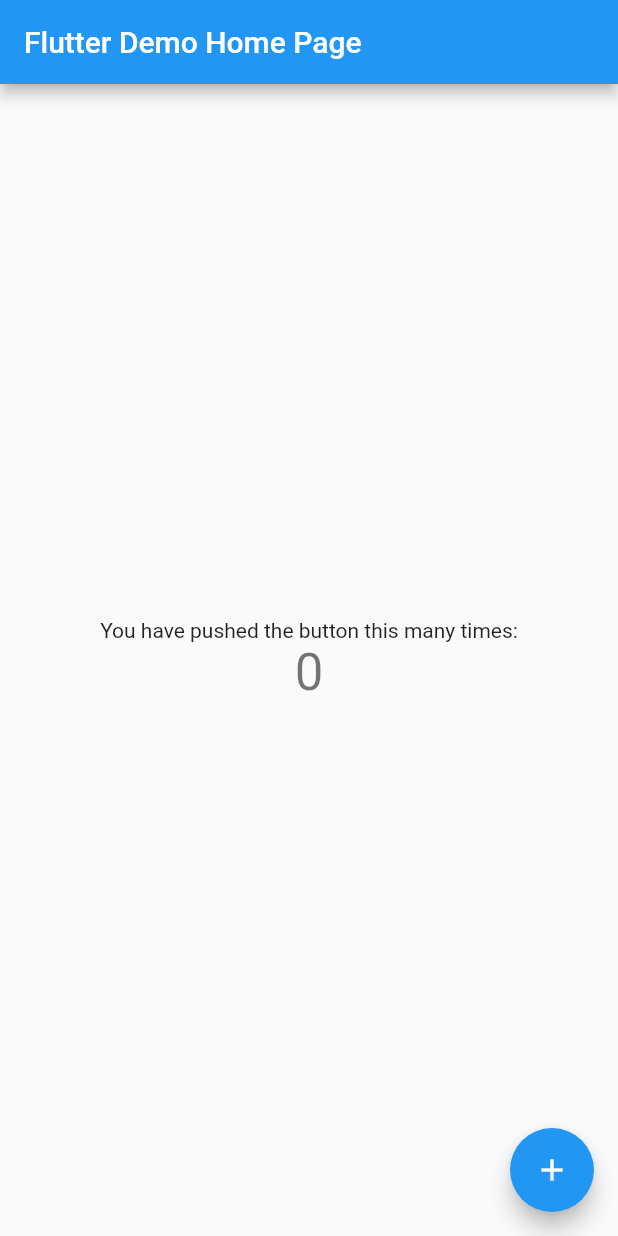
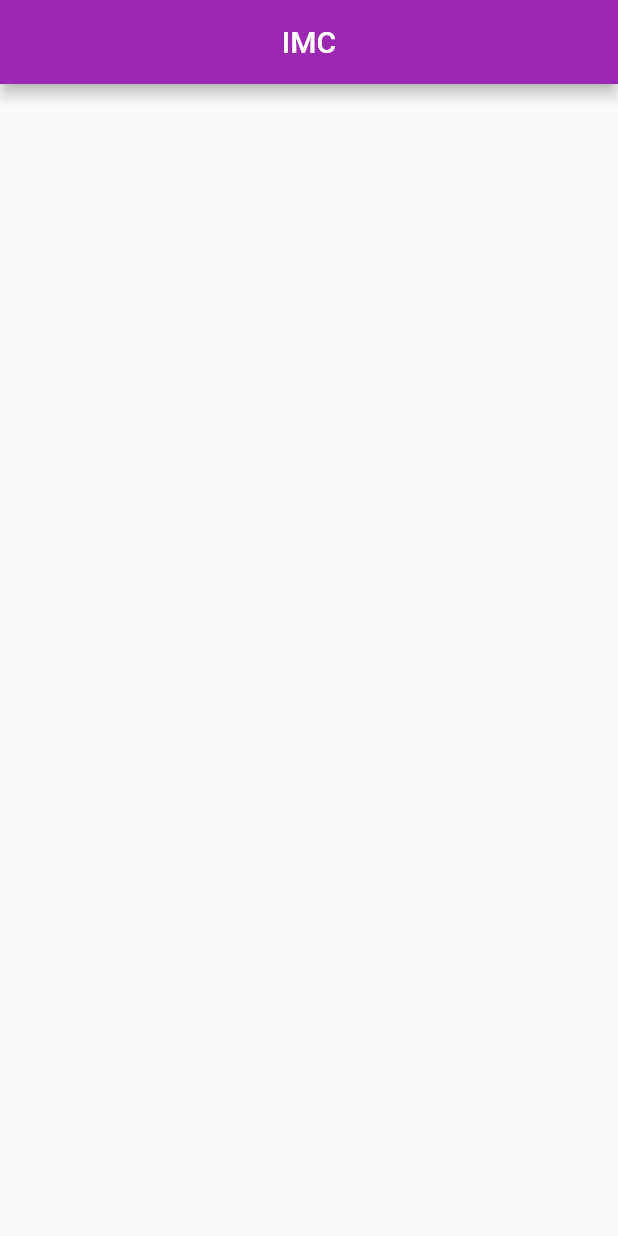
Before and after one commit to cabralpriscila/imc-app, a Flutter app: the screen it shows after launch, on a phone screen of 412 x 824 dp. Run offline on Flutter 3.47's test engine with Material 2 defaults, Android fonts, the phone set to English and light mode, and no system bars.

Commit message:
Create a header for the application

```diff
--- a/lib/main.dart
+++ b/lib/main.dart
@@ -5,113 +5,32 @@ void main() {
 }
 
 class MyApp extends StatelessWidget {
-  // This widget is the root of your application.
   @override
   Widget build(BuildContext context) {
     return MaterialApp(
-      title: 'Flutter Demo',
+      title: "IMC Application",
       theme: ThemeData(
-        // This is the theme of your application.
-        //
-        // Try running your application with "flutter run". You'll see the
-        // application has a blue toolbar. Then, without quitting the app, try
-        // changing the primarySwatch below to Colors.green and then invoke
-        // "hot reload" (press "r" in the console where you ran "flutter run",
-        // or simply save your changes to "hot reload" in a Flutter IDE).
-        // Notice that the counter didn't reset back to zero; the application
-        // is not restarted.
-        primarySwatch: Colors.blue,
-        // This makes the visual density adapt to the platform that you run
-        // the app on. For desktop platforms, the controls will be smaller and
-        // closer together (more dense) than on mobile platforms.
-        visualDensity: VisualDensity.adaptivePlatformDensity,
+        primarySwatch: Colors.purple
       ),
-      home: MyHomePage(title: 'Flutter Demo Home Page'),
+      home: Home(),
     );
   }
 }
 
-class MyHomePage extends StatefulWidget {
-  MyHomePage({Key key, this.title}) : super(key: key);
-
-  // This widget is the home page of your application. It is stateful, meaning
-  // that it has a State object (defined below) that contains fields that affect
-  // how it looks.
-
-  // This class is the configuration for the state. It holds the values (in this
-  // case the title) provided by the parent (in this case the App widget) and
-  // used by the build method of the State. Fields in a Widget subclass are
-  // always marked "final".
-
-  final String title;
-
+class Home extends StatefulWidget {
   @override
-  _MyHomePageState createState() => _MyHomePageState();
+  _HomeState createState() => _HomeState();
 }
 
-class _MyHomePageState extends State<MyHomePage> {
-  int _counter = 0;
-
-  void _incrementCounter() {
-    setState(() {
-      // This call to setState tells the Flutter framework that something has
-      // changed in this State, which causes it to rerun the build method below
-      // so that the display can reflect the updated values. If we changed
-      // _counter without calling setState(), then the build method would not be
-      // called again, and so nothing would appear to happen.
-      _counter++;
-    });
-  }
-
+class _HomeState extends State<Home> {
   @override
   Widget build(BuildContext context) {
-    // This method is rerun every time setState is called, for instance as done
-    // by the _incrementCounter method above.
-    //
-    // The Flutter framework has been optimized to make rerunning build methods
-    // fast, so that you can just rebuild anything that needs updating rather
-    // than having to individually change instances of widgets.
     return Scaffold(
       appBar: AppBar(
-        // Here we take the value from the MyHomePage object that was created by
-        // the App.build method, and use it to set our appbar title.
-        title: Text(widget.title),
+        backgroundColor: Colors.purple,
+        title: Text("IMC"),
+        centerTitle: true
       ),
-      body: Center(
-        // Center is a layout widget. It takes a single child and positions it
-        // in the middle of the parent.
-        child: Column(
-          // Column is also a layout widget. It takes a list of children and
-          // arranges them vertically. By default, it sizes itself to fit its
-          // children horizontally, and tries to be as tall as its parent.
-          //
-          // Invoke "debug painting" (press "p" in the console, choose the
-          // "Toggle Debug Paint" action from the Flutter Inspector in Android
-          // Studio, or the "Toggle Debug Paint" command in Visual Studio Code)
-          // to see the wireframe for each widget.
-          //
-          // Column has various properties to control how it sizes itself and
-          // how it positions its children. Here we use mainAxisAlignment to
-          // center the children vertically; the main axis here is the vertical
-          // axis because Columns are vertical (the cross axis would be
-          // horizontal).
-          mainAxisAlignment: MainAxisAlignment.center,
-          children: <Widget>[
-            Text(
-              'You have pushed the button this many times:',
-            ),
-            Text(
-              '$_counter',
-              style: Theme.of(context).textTheme.headline4,
-            ),
-          ],
-        ),
-      ),
-      floatingActionButton: FloatingActionButton(
-        onPressed: _incrementCounter,
-        tooltip: 'Increment',
-        child: Icon(Icons.add),
-      ), // This trailing comma makes auto-formatting nicer for build methods.
     );
   }
 }
```
